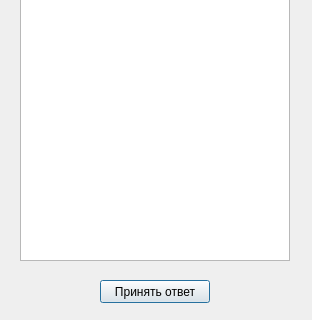
muxaulmarin/CocktailExpertSystem, file gui/DialogRecommendation.ui: the form before one commit; both pictures show x 0 to 312 and y 160 to 480 of the 312 by 480 pixel window.
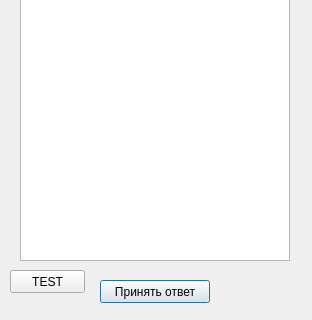
The form after the commit.

```diff
--- a/gui/DialogRecommendation.ui
+++ b/gui/DialogRecommendation.ui
@@ -66,6 +66,19 @@
     <set>Qt::AlignCenter</set>
    </property>
   </widget>
+  <widget class="QPushButton" name="buttonTest">
+   <property name="geometry">
+    <rect>
+     <x>10</x>
+     <y>430</y>
+     <width>75</width>
+     <height>23</height>
+    </rect>
+   </property>
+   <property name="text">
+    <string>TEST</string>
+   </property>
+  </widget>
  </widget>
  <resources/>
  <connections/>
```
